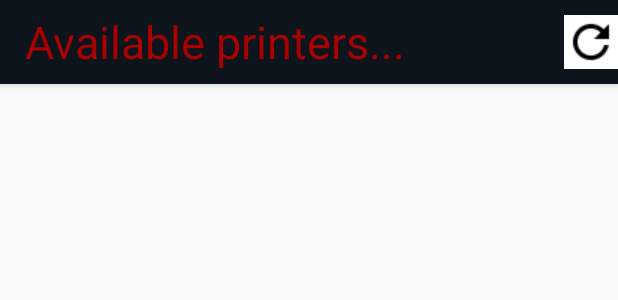
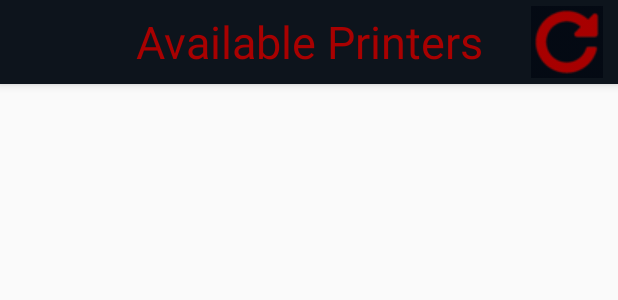
Before and after one commit to djlimdiwala/PrintE, an Android app: the layout activity_take_printout_online_printers.xml on its own in the app's theme, with its tools: preview values and no code run, on a phone screen of 412 x 824 dp. Shown: the top 300 px of the screen. Run offline under Robolectric (Android 15) with nearby library versions, the phone set to English and light mode, and no system bars; Roboto replaces fonts that are not available here.

```diff
--- a/app/src/main/res/layout/activity_document_upload.xml
+++ b/app/src/main/res/layout/activity_document_upload.xml
@@ -26,7 +26,7 @@
                 android:layout_gravity="center"
                 android:fontFamily="@font/convergence"
                 android:gravity="center"
-                android:text="Upload document..."
+                android:text="Upload Document"
                 android:textAlignment="center"
                 android:textColor="#a80101"
                 android:textSize="30sp" />
--- a/app/src/main/res/layout/activity_other_options.xml
+++ b/app/src/main/res/layout/activity_other_options.xml
@@ -27,7 +27,7 @@
                 android:layout_gravity="center"
                 android:fontFamily="@font/convergence"
                 android:gravity="center"
-                android:text="Other options.."
+                android:text="Other Options"
                 android:textAlignment="center"
                 android:textColor="#a80101"
                 android:textSize="30sp" />
--- a/app/src/main/res/layout/activity_take_printout_online_printers.xml
+++ b/app/src/main/res/layout/activity_take_printout_online_printers.xml
@@ -26,10 +26,10 @@
                 android:id="@+id/logo"
                 android:layout_width="wrap_content"
                 android:layout_height="wrap_content"
-                android:layout_gravity="left"
+                android:layout_gravity="center"
                 android:fontFamily="convergence"
-                android:gravity="left"
-                android:text="Available printers..."
+                android:gravity="center"
+                android:text="Available Printers"
                 android:textAlignment="center"
                 android:textColor="@color/colorAccent"
                 android:textSize="30sp" />
@@ -40,7 +40,8 @@
             android:layout_height="wrap_content"
             android:layout_weight="1"
             android:layout_gravity="right"
-            android:foregroundGravity="right"
+            android:foregroundGravity="center"
+            android:layout_marginRight="10dp"
             android:background="@color/purewhite"
             app:srcCompat="@drawable/refresh" />
 
--- a/app/src/main/res/layout/app_bar_home.xml
+++ b/app/src/main/res/layout/app_bar_home.xml
@@ -41,11 +41,12 @@
                 android:layout_gravity="right"
                 android:layout_marginLeft="0dp"
                 android:background="@null"
+                android:layout_marginRight="10dp"
                 android:layout_weight="0.04"
                 android:foregroundGravity="center"
                 android:scaleType="fitCenter"
                 android:visibility="visible"
-                app:srcCompat="@drawable/bell" />
+                app:srcCompat="@drawable/noti" />
 
 
         </android.support.v7.widget.Toolbar>
```
Also changed, not shown: app/src/main/res/drawable/refresh.png.
